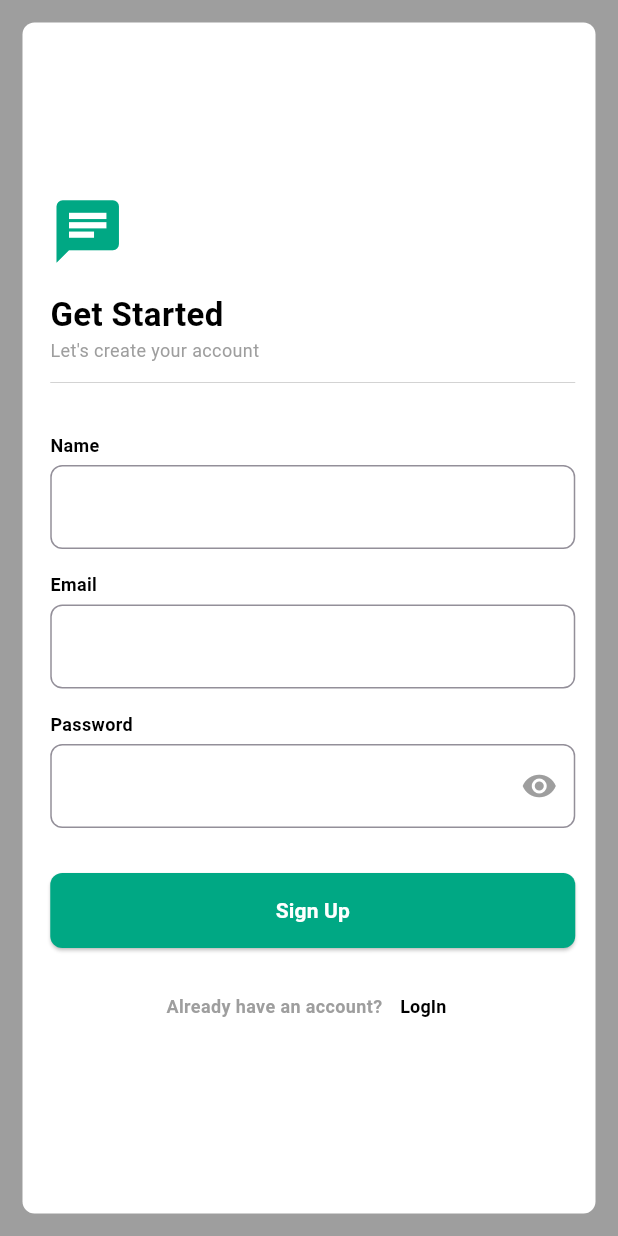
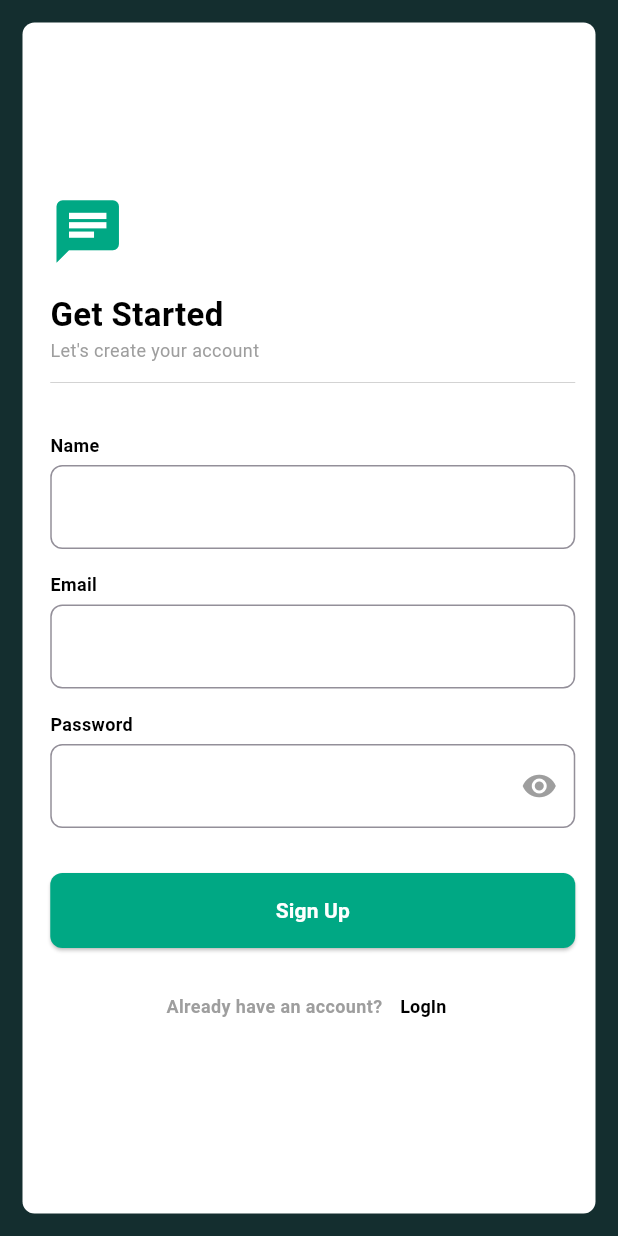
Before and after one commit to amishsxt/flutter_auth_web, a Flutter app: the screen it shows after launch, after a tap on "Log In", after a tap on "SignUp", on a phone screen of 412 x 824 dp. Run offline on Flutter 3.47's test engine with Material 3 defaults, Android fonts, the phone set to English and light mode, and no system bars; our stand-ins replace flutter_svg.

Commit message:
new colors added

```diff
--- a/lib/main.dart
+++ b/lib/main.dart
@@ -14,7 +14,8 @@ class MyApp extends StatelessWidget {
   Widget build(BuildContext context) {
     return MaterialApp(
       title: 'Flutter Demo',
-      theme: ThemeData.dark().copyWith(scaffoldBackgroundColor: AppColors.grey),
+      theme: ThemeData.dark()
+          .copyWith(scaffoldBackgroundColor: AppColors.deepTeal),
       home: LoginPage(),
       debugShowCheckedModeBanner: false,
       routes: {
--- a/lib/theme/colors.dart
+++ b/lib/theme/colors.dart
@@ -1,25 +1,15 @@
 import 'package:flutter/material.dart';
 
 class AppColors {
-  static const Color bgColor = Color(0xFF121B22);
-  static const Color bg2Color = Color(0xFF182329);
-  static const Color bgDark = Color(0xFF1F2C34);
-  static const Color grey2 = Color(0xFF8596A0);
-
-  static const Color myGreen = Color(0xFF00A884);
-  static const Color tealGreen = Color(0xFF128C7E);
-  static const Color tealGreenDark = Color(0xFF075E54);
-  static const Color lightGreen = Color(0xFF25D366);
-
-  static const Color skyBlue = Color(0xFF34B7F1);
-  static const Color transparent = Color(0x00FFFFFF);
-  static const Color dialogBoxBg = Color(0xFF2A3B45);
-  static const Color header = Color(0xFF1F2C34);
-
   // Primary colors
   static const Color white = Colors.white;
   static const Color black = Colors.black;
   static const Color grey = Colors.grey;
   static const Color red = Colors.red;
   static const Color blue = Colors.blue;
+
+  // Custom colors
+  static const Color aquaGreen = Color(0xFF00A884);
+  static const Color lightCyan = Color(0xFF0BC9CF);
+  static const Color deepTeal = Color(0xFF142E2F);
 }
--- a/lib/views/auth/login_page.dart
+++ b/lib/views/auth/login_page.dart
@@ -72,7 +72,7 @@ class _LoginPageState extends State<LoginPage> {
             children: [
               const Icon(
                 Icons.chat,
-                color: AppColors.myGreen,
+                color: AppColors.aquaGreen,
                 size: 50.0,
               ),
               const SizedBox(height: 15.0),
@@ -108,7 +108,7 @@ class _LoginPageState extends State<LoginPage> {
                 controller: emailController,
                 decoration: InputDecoration(
                   focusedBorder: const OutlineInputBorder(
-                    borderSide: BorderSide(color: AppColors.myGreen),
+                    borderSide: BorderSide(color: AppColors.aquaGreen),
                   ),
                   border: OutlineInputBorder(
                     borderRadius: BorderRadius.circular(8),
@@ -135,7 +135,7 @@ class _LoginPageState extends State<LoginPage> {
                 obscureText: _obscureText,
                 decoration: InputDecoration(
                   focusedBorder: const OutlineInputBorder(
-                    borderSide: BorderSide(color: AppColors.myGreen),
+                    borderSide: BorderSide(color: AppColors.aquaGreen),
                   ),
                   border: OutlineInputBorder(
                     borderRadius: BorderRadius.circular(8),
@@ -179,7 +179,7 @@ class _LoginPageState extends State<LoginPage> {
                 child: ElevatedButton(
                   onPressed: _handleLogin,
                   style: ElevatedButton.styleFrom(
-                    backgroundColor: AppColors.myGreen,
+                    backgroundColor: AppColors.aquaGreen,
                     shape: RoundedRectangleBorder(
                       borderRadius: BorderRadius.circular(8.0),
                     ),
@@ -233,7 +233,7 @@ class _LoginPageState extends State<LoginPage> {
   Widget rightCard() {
     return Container(
       decoration: BoxDecoration(
-          color: AppColors.myGreen, borderRadius: BorderRadius.circular(8)),
+          color: AppColors.aquaGreen, borderRadius: BorderRadius.circular(8)),
       child: Center(
           child: SvgPicture.asset(
         "assets/images/login.svg",
--- a/lib/views/auth/signup_page.dart
+++ b/lib/views/auth/signup_page.dart
@@ -74,7 +74,7 @@ class _SignupPageState extends State<SignupPage> {
               children: [
                 const Icon(
                   Icons.chat,
-                  color: AppColors.myGreen,
+                  color: AppColors.aquaGreen,
                   size: 50.0,
                 ),
                 const Padding(
@@ -115,7 +115,7 @@ class _SignupPageState extends State<SignupPage> {
                   decoration: InputDecoration(
                       errorText: nameError,
                       focusedBorder: const OutlineInputBorder(
-                          borderSide: BorderSide(color: AppColors.myGreen)),
+                          borderSide: BorderSide(color: AppColors.aquaGreen)),
                       border: OutlineInputBorder(
                           borderRadius: BorderRadius.circular(8)),
                       counterText: ''),
@@ -142,7 +142,7 @@ class _SignupPageState extends State<SignupPage> {
                   decoration: InputDecoration(
                       errorText: emailError,
                       focusedBorder: const OutlineInputBorder(
-                          borderSide: BorderSide(color: AppColors.myGreen)),
+                          borderSide: BorderSide(color: AppColors.aquaGreen)),
                       border: OutlineInputBorder(
                           borderRadius: BorderRadius.circular(8)),
                       counterText: ''),
@@ -170,7 +170,7 @@ class _SignupPageState extends State<SignupPage> {
                   decoration: InputDecoration(
                       errorText: passwordError,
                       focusedBorder: const OutlineInputBorder(
-                          borderSide: BorderSide(color: AppColors.myGreen)),
+                          borderSide: BorderSide(color: AppColors.aquaGreen)),
                       border: OutlineInputBorder(
                           borderRadius: BorderRadius.circular(8)),
                       counterText: '',
@@ -198,7 +198,7 @@ class _SignupPageState extends State<SignupPage> {
                   child: ElevatedButton(
                     onPressed: _handleSignUp,
                     style: ElevatedButton.styleFrom(
-                      backgroundColor: AppColors.myGreen,
+                      backgroundColor: AppColors.aquaGreen,
                       shape: RoundedRectangleBorder(
                         borderRadius: BorderRadius.circular(8.0),
                       ),
@@ -255,7 +255,7 @@ class _SignupPageState extends State<SignupPage> {
   Widget leftCard() {
     return Container(
         decoration: BoxDecoration(
-            color: AppColors.myGreen, borderRadius: BorderRadius.circular(8)),
+            color: AppColors.aquaGreen, borderRadius: BorderRadius.circular(8)),
         child: Center(
             child: SvgPicture.asset(
           "assets/images/signup.svg",
--- a/pubspec.yaml
+++ b/pubspec.yaml
@@ -19,7 +19,7 @@ publish_to: 'none' # Remove this line if you wish to publish to pub.dev
 version: 1.0.0+1
 
 environment:
-  sdk: ^3.6.0-143.0.dev
+  sdk: ">=3.5.0 <4.0.0"
 
 # Dependencies specify other packages that your package needs in order to work.
 # To automatically upgrade your package dependencies to the latest versions
```
Also changed, not shown: pubspec.lock.
